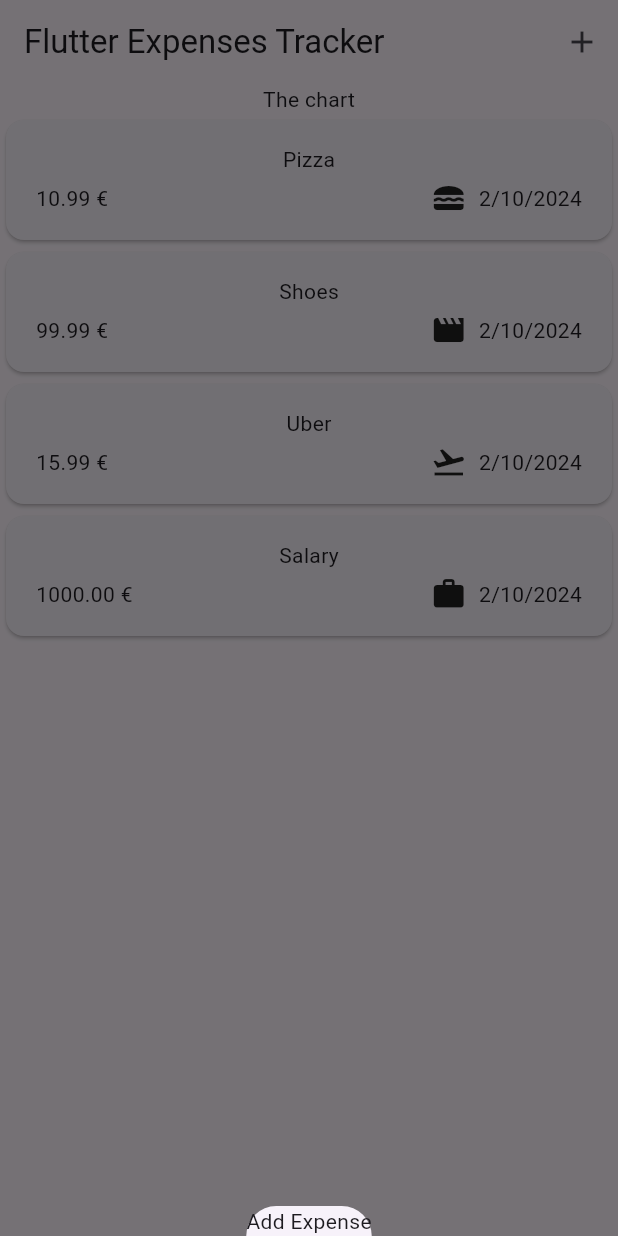
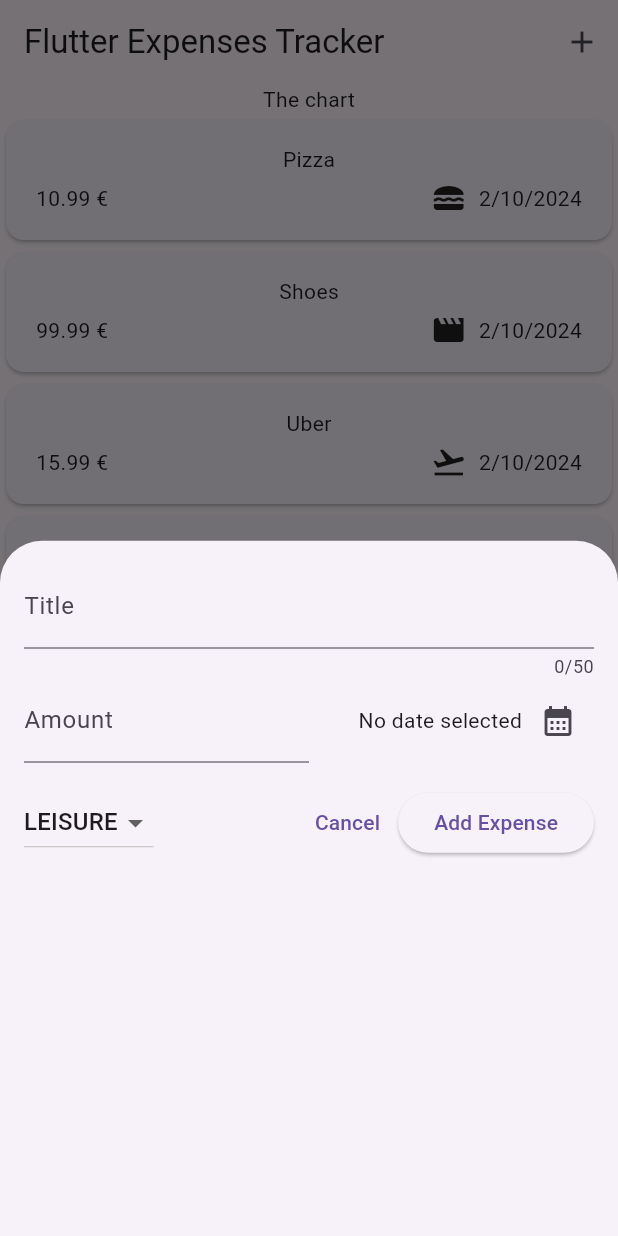
Before and after one commit to Roberto-Larivera/expense_tracker, a Flutter app: the screen it shows after launch, after a tap on the "add" icon, on a phone screen of 412 x 824 dp. Run offline on Flutter 3.47's test engine with Material 3 defaults, Android fonts, the phone set to English and light mode, and no system bars.

Commit message:
Aggiunto widget NewExpense per aggiungere spese

```diff
--- a/lib/widgets/expenses.dart
+++ b/lib/widgets/expenses.dart
@@ -1,3 +1,4 @@
+import 'package:expense_tracker/widgets/new_expense.dart';
 import 'package:flutter/material.dart';
 
 import 'package:expense_tracker/widgets/expenses_list/expenses_list.dart';
@@ -42,7 +43,7 @@ class _ExpensesState extends State<Expenses> {
   void _opneAddExpenseOverlay() {
     showModalBottomSheet(
       context: context,
-      builder: (ctx) => const Text('Add Expense'),
+      builder: (ctx) => const NewExpense(),
     );
   }
 
--- /dev/null
+++ b/lib/widgets/new_expense.dart
@@ -0,0 +1,138 @@
+import 'package:flutter/material.dart';
+import 'package:expense_tracker/models/expense.dart';
+
+class NewExpense extends StatefulWidget {
+  const NewExpense({super.key});
+
+  @override
+  State<NewExpense> createState() {
+    return _NewExpenseState();
+  }
+}
+
+class _NewExpenseState extends State<NewExpense> {
+  final _titleController = TextEditingController();
+  final _amountController = TextEditingController();
+  DateTime? _selectedDate;
+  Category _selectedCategory = Category.leisure;
+
+  void _presentDatePicker() async {
+    final now = DateTime.now();
+    final initialDate = _selectedDate != null
+        ? DateTime(
+            _selectedDate!.year, _selectedDate!.month, _selectedDate!.day)
+        : now;
+    final firstDate = DateTime(now.year - 1, now.month, now.day);
+    final pickerDate = await showDatePicker(
+      context: context,
+      initialDate: initialDate,
+      firstDate: firstDate,
+      lastDate: now,
+    );
+    setState(() {
+      _selectedDate = pickerDate;
+    });
+  }
+
+  void _submitExpenseData() {
+    final enteredAmount = double.tryParse(_amountController.text);
+    final amountIsValid = enteredAmount == null || enteredAmount <= 0;
+    if (_titleController.text.trim().isEmpty || amountIsValid) {
+      // show error
+    }
+    Navigator.of(context).pop();
+  }
+
+  @override
+  void dispose() {
+    _titleController.dispose();
+    _amountController.dispose();
+    super.dispose();
+  }
+
+  @override
+  Widget build(BuildContext context) {
+    return Padding(
+      padding: const EdgeInsets.all(16),
+      child: Column(
+        children: [
+          TextField(
+            controller: _titleController,
+            maxLength: 50,
+            keyboardType: TextInputType.text,
+            decoration: const InputDecoration(
+              labelText: 'Title',
+            ),
+          ),
+          Row(
+            children: [
+              Expanded(
+                child: TextField(
+                  controller: _amountController,
+                  keyboardType: TextInputType.number,
+                  // inputFormatters: [
+                  //   // FilteringTextInputFormatter.digitsOnly,
+                  //   FilteringTextInputFormatter.allow(RegExp(r'^\d*\.?\d*'))
+                  // ],
+                  decoration: const InputDecoration(
+                    prefixText: '€ ',
+                    labelText: 'Amount',
+                  ),
+                ),
+              ),
+              const SizedBox(height: 16),
+              Expanded(
+                child: Row(
+                  mainAxisAlignment: MainAxisAlignment.end,
+                  crossAxisAlignment: CrossAxisAlignment.center,
+                  children: [
+                    // const Spacer(),
+                    Text(_selectedDate != null
+                        ? formatted.format(_selectedDate!)
+                        : 'No date selected'),
+                    IconButton(
+                      onPressed: _presentDatePicker,
+                      icon: const Icon(Icons.calendar_month),
+                    ),
+                  ],
+                ),
+              )
+            ],
+          ),
+          const SizedBox(height: 16),
+          Row(
+            children: [
+              DropdownButton(
+                  items: Category.values
+                      .map(
+                        (category) => DropdownMenuItem(
+                          value: category,
+                          child: Text(category.name.toUpperCase()),
+                        ),
+                      )
+                      .toList(),
+                  value: _selectedCategory,
+                  onChanged: (value) {
+                    if (value == null) return;
+                    setState(() {
+                      _selectedCategory = value;
+                    });
+                  }),
+              const Spacer(),
+              TextButton(
+                onPressed: () {
+                  Navigator.pop(context);
+                },
+                child: const Text('Cancel'),
+              ),
+              ElevatedButton(
+                onPressed: _submitExpenseData,
+                child: const Text('Add Expense'),
+              ),
+            ],
+          )
+        ],
+      ),
+    );
+  }
+}
```
